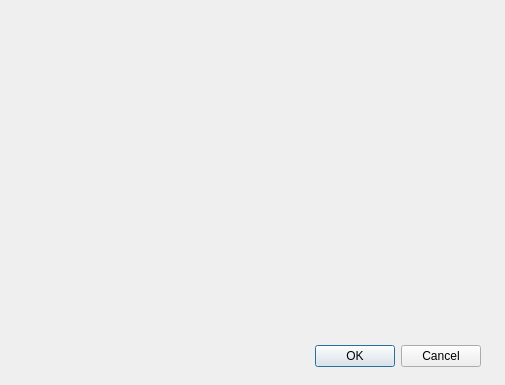
This is ManageApp/editbanform.ui in ngoctoan1762003/ManageApp as Qt 5 draws it before an edit. The edited form follows.
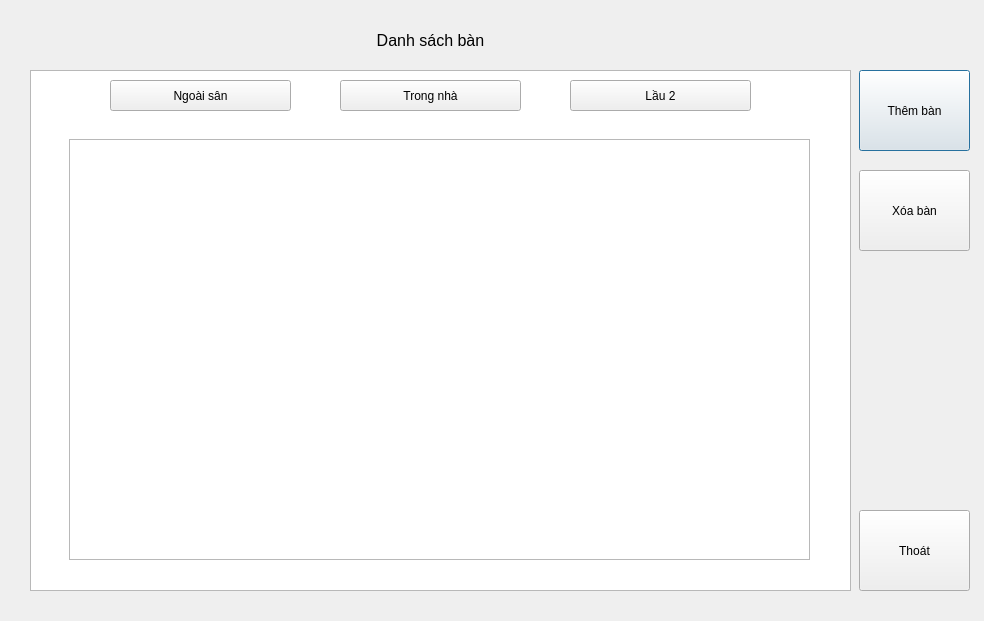
This is the edited form.

Patch:
```diff
--- a/ManageApp/editbanform.ui
+++ b/ManageApp/editbanform.ui
@@ -6,29 +6,180 @@
    <rect>
     <x>0</x>
     <y>0</y>
-    <width>505</width>
-    <height>385</height>
+    <width>984</width>
+    <height>621</height>
    </rect>
   </property>
   <property name="windowTitle">
    <string>Dialog</string>
   </property>
-  <widget class="QDialogButtonBox" name="buttonBox">
+  <widget class="QLabel" name="label">
    <property name="geometry">
     <rect>
-     <x>140</x>
-     <y>340</y>
+     <x>260</x>
+     <y>20</y>
      <width>341</width>
-     <height>32</height>
+     <height>41</height>
     </rect>
    </property>
-   <property name="orientation">
-    <enum>Qt::Horizontal</enum>
+   <property name="font">
+    <font>
+     <pointsize>12</pointsize>
+    </font>
    </property>
-   <property name="standardButtons">
-    <set>QDialogButtonBox::Cancel|QDialogButtonBox::Ok</set>
+   <property name="text">
+    <string>Danh sách bàn</string>
    </property>
+   <property name="alignment">
+    <set>Qt::AlignCenter</set>
+   </property>
   </widget>
+  <widget class="QColumnView" name="columnView">
+   <property name="geometry">
+    <rect>
+     <x>30</x>
+     <y>70</y>
+     <width>821</width>
+     <height>521</height>
+    </rect>
+   </property>
+  </widget>
+  <widget class="QPushButton" name="addButton">
+   <property name="geometry">
+    <rect>
+     <x>859</x>
+     <y>70</y>
+     <width>111</width>
+     <height>81</height>
+    </rect>
+   </property>
+   <property name="text">
+    <string>Thêm bàn</string>
+   </property>
+  </widget>
+  <widget class="QPushButton" name="DeleteButton">
+   <property name="geometry">
+    <rect>
+     <x>859</x>
+     <y>170</y>
+     <width>111</width>
+     <height>81</height>
+    </rect>
+   </property>
+   <property name="text">
+    <string>Xóa bàn</string>
+   </property>
+  </widget>
+  <widget class="QPushButton" name="OutButton">
+   <property name="geometry">
+    <rect>
+     <x>859</x>
+     <y>510</y>
+     <width>111</width>
+     <height>81</height>
+    </rect>
+   </property>
+   <property name="text">
+    <string>Thoát</string>
+   </property>
+  </widget>
+  <widget class="QPushButton" name="ngoaiSanButton">
+   <property name="geometry">
+    <rect>
+     <x>110</x>
+     <y>80</y>
+     <width>181</width>
+     <height>31</height>
+    </rect>
+   </property>
+   <property name="text">
+    <string>Ngoài sân</string>
+   </property>
+  </widget>
+  <widget class="QPushButton" name="trongNhaButton">
+   <property name="geometry">
+    <rect>
+     <x>340</x>
+     <y>80</y>
+     <width>181</width>
+     <height>31</height>
+    </rect>
+   </property>
+   <property name="text">
+    <string>Trong nhà</string>
+   </property>
+  </widget>
+  <widget class="QPushButton" name="lau2Button">
+   <property name="geometry">
+    <rect>
+     <x>570</x>
+     <y>80</y>
+     <width>181</width>
+     <height>31</height>
+    </rect>
+   </property>
+   <property name="text">
+    <string>Lầu 2</string>
+   </property>
+  </widget>
+  <widget class="QStackedWidget" name="stackedWidget">
+   <property name="geometry">
+    <rect>
+     <x>59</x>
+     <y>129</y>
+     <width>761</width>
+     <height>441</height>
+    </rect>
+   </property>
+   <property name="currentIndex">
+    <number>1</number>
+   </property>
+   <widget class="QWidget" name="page">
+    <widget class="QListWidget" name="ngoaiSanList">
+     <property name="geometry">
+      <rect>
+       <x>10</x>
+       <y>10</y>
+       <width>741</width>
+       <height>421</height>
+      </rect>
+     </property>
+    </widget>
+   </widget>
+   <widget class="QWidget" name="page_2">
+    <widget class="QListWidget" name="trongNhaList">
+     <property name="geometry">
+      <rect>
+       <x>10</x>
+       <y>10</y>
+       <width>741</width>
+       <height>421</height>
+      </rect>
+     </property>
+    </widget>
+   </widget>
+   <widget class="QWidget" name="page_3">
+    <widget class="QListWidget" name="lau2List">
+     <property name="geometry">
+      <rect>
+       <x>10</x>
+       <y>10</y>
+       <width>741</width>
+       <height>421</height>
+      </rect>
+     </property>
+    </widget>
+   </widget>
+  </widget>
+  <zorder>columnView</zorder>
+  <zorder>label</zorder>
+  <zorder>addButton</zorder>
+  <zorder>DeleteButton</zorder>
+  <zorder>OutButton</zorder>
+  <zorder>ngoaiSanButton</zorder>
+  <zorder>trongNhaButton</zorder>
+  <zorder>lau2Button</zorder>
+  <zorder>stackedWidget</zorder>
  </widget>
  <resources/>
  <connections>
```
Left out of the diff: 35 changed lines with no effect on the pictures.
